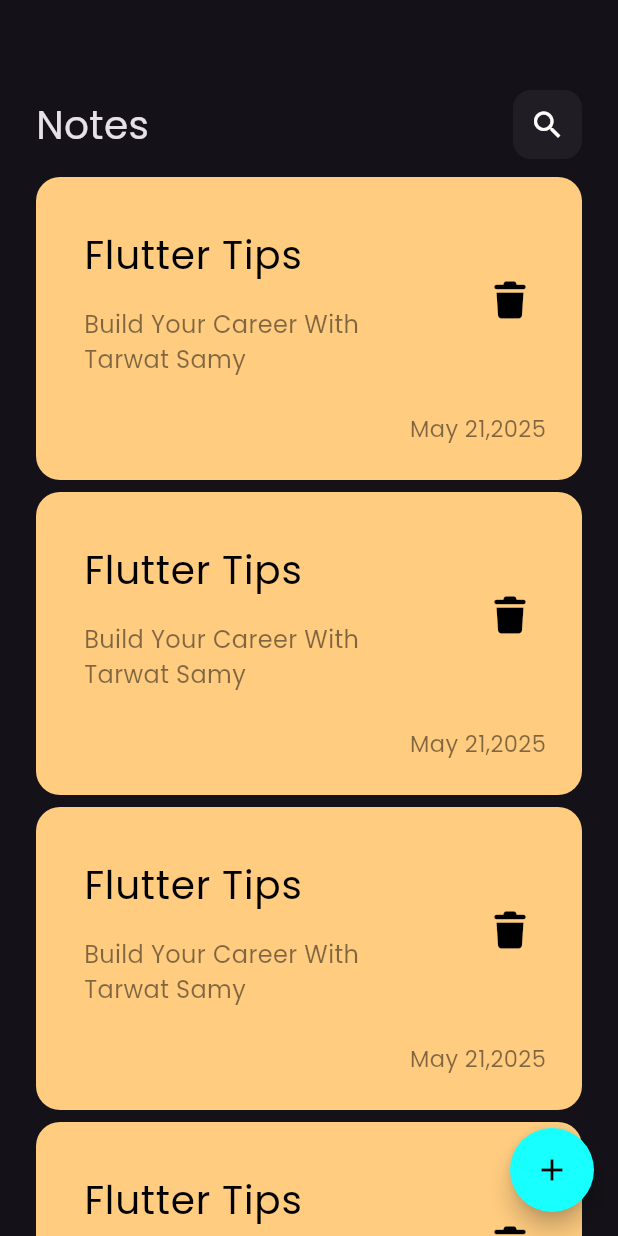
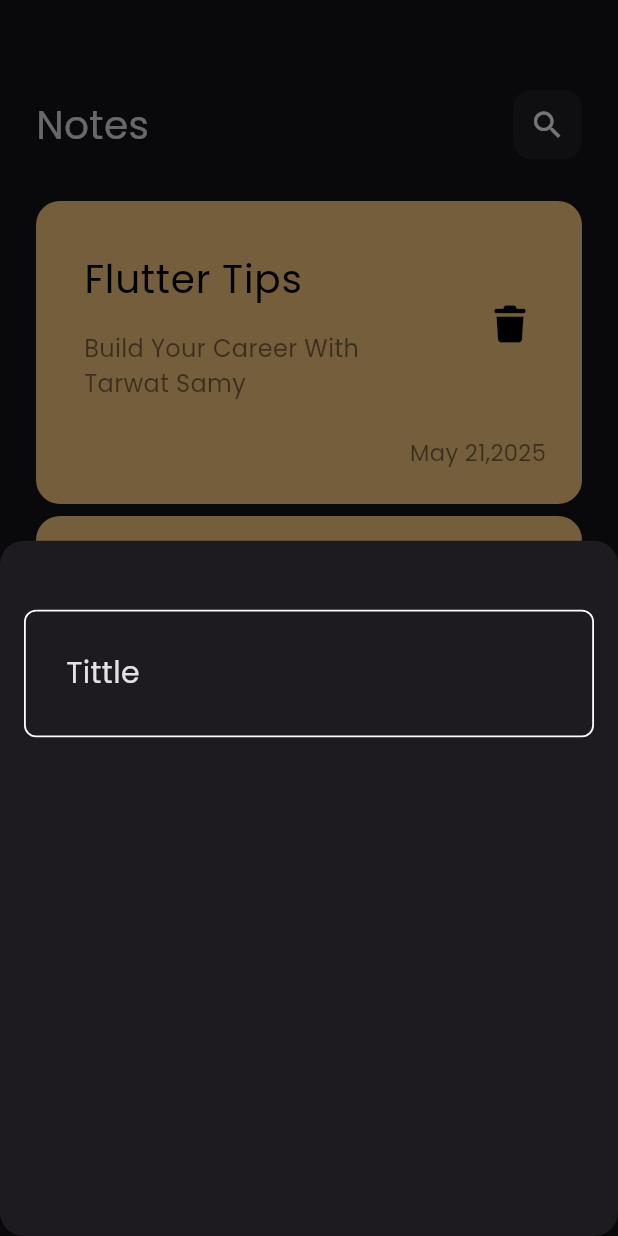
Before and after one commit to MoHa270xX/notesapp, a Flutter app: the screen it shows after launch, after a tap on the "add" icon, on a phone screen of 412 x 824 dp. Run offline on Flutter 3.47's test engine with Material 3 defaults, Android fonts, the phone set to English and light mode, and no system bars; our stand-ins replace font_awesome_flutter.

Commit message:
creat tittle Textfield

```diff
--- a/lib/views/notes_views.dart
+++ b/lib/views/notes_views.dart
@@ -1,5 +1,6 @@
 import 'package:flutter/material.dart';
 import 'package:noteapp/widgets/notesviewbody.dart';
+import 'package:noteapp/widgets/addnotemodelsheet.dart';
 
 class NotesViews extends StatelessWidget {
   const NotesViews({super.key});
@@ -11,7 +12,17 @@ class NotesViews extends StatelessWidget {
       floatingActionButton: FloatingActionButton(
         shape: RoundedRectangleBorder(borderRadius: BorderRadius.circular(100)),
         backgroundColor: Colors.cyanAccent,
-        onPressed: () {},
+        onPressed: () {
+          showModalBottomSheet(
+            shape: RoundedRectangleBorder(
+              borderRadius: BorderRadiusGeometry.circular(16),
+            ),
+            context: context,
+            builder: (context) {
+              return AddNote();
+            },
+          );
+        },
         child: Icon(Icons.add, color: Colors.black),
       ),
     );
--- a/lib/widgets/Custom_NotesListVeiw.dart
+++ b/lib/widgets/Custom_NotesListVeiw.dart
@@ -6,13 +6,17 @@ class NotesListView extends StatelessWidget {
 
   @override
   Widget build(BuildContext context) {
-    return ListView.builder(
+    return Padding(
+      padding: const EdgeInsets.symmetric(vertical: 16),
+      child: ListView.builder(
+        padding: EdgeInsets.zero,
         itemBuilder: (context, index) {
           return Padding(
             padding: const EdgeInsets.symmetric(vertical: 4),
             child: Notesitem(),
           );
         },
+      ),
     );
   }
 }
--- /dev/null
+++ b/lib/widgets/Custom_textfeild.dart
@@ -0,0 +1,29 @@
+import 'package:flutter/material.dart';
+
+class CustomTextFeild extends StatelessWidget {
+  CustomTextFeild({required this.tittle});
+  String? tittle;
+
+  @override
+  Widget build(BuildContext context) {
+    return TextField(
+      cursorColor: Color(0xff62FCD7),
+      decoration: InputDecoration(
+        enabledBorder: buildborder(),
+        focusedBorder: buildborder(Color(0xff62FCD7)),
+        border: buildborder(),
+        hint: Padding(
+          padding: const EdgeInsets.all(12),
+          child: Text(tittle!, style: TextStyle(fontSize: 20)),
+        ),
+      ),
+    );
+  }
+}
+
+OutlineInputBorder buildborder([color]) {
+  return OutlineInputBorder(
+    borderSide: BorderSide(color: color ?? Colors.white, width: 1.2),
+    borderRadius: BorderRadius.circular(8),
+  );
+}
--- /dev/null
+++ b/lib/widgets/addnotemodelsheet.dart
@@ -0,0 +1,21 @@
+import 'package:flutter/material.dart';
+import 'package:noteapp/widgets/Custom_textfeild.dart';
+
+class AddNote extends StatelessWidget {
+  const AddNote({super.key});
+
+  @override
+  Widget build(BuildContext context) {
+    return Container(
+      child: Padding(
+        padding: const EdgeInsets.all(16),
+        child: Column(
+          children: [
+            SizedBox(height: 30),
+            CustomTextFeild(tittle: "Tittle"),
+          ],
+        ),
+      ),
+    );
+  }
+}
```
Lines whose indentation alone changed are shown as unchanged.
